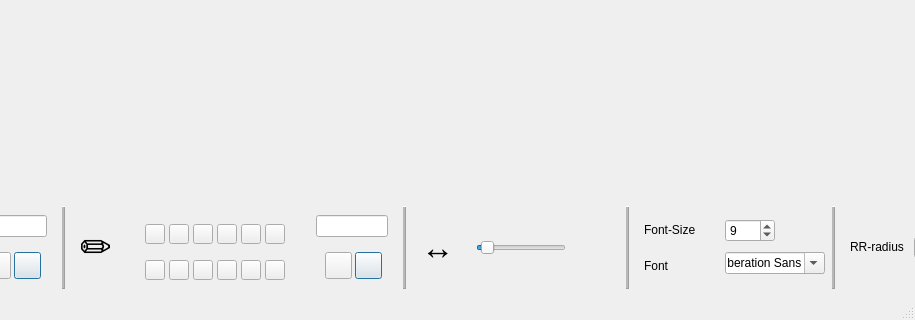
This is src/gui/implementation/mainwindow.ui in sir12321/Micro-Vector-Graphics-Editor as Qt 5 draws it before an edit; both pictures show x 385 to 1300 and y 466 to 786 of the 1300 by 786 pixel window. The edited form follows.
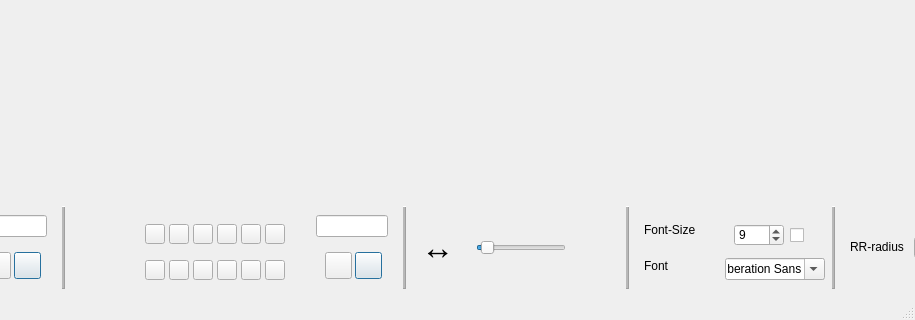
This is the edited form. Icons and pictures are not drawn.

The edit to the form file:
```diff
--- a/src/gui/implementation/mainwindow.ui
+++ b/src/gui/implementation/mainwindow.ui
@@ -575,14 +575,14 @@
          <widget class="QLabel" name="label_2">
           <property name="minimumSize">
            <size>
-            <width>30</width>
-            <height>0</height>
+            <width>25</width>
+            <height>25</height>
            </size>
           </property>
           <property name="maximumSize">
            <size>
-            <width>30</width>
-            <height>16777215</height>
+            <width>25</width>
+            <height>25</height>
            </size>
           </property>
           <property name="font">
@@ -591,7 +591,13 @@
            </font>
           </property>
           <property name="text">
-           <string>✏ </string>
+           <string/>
+          </property>
+          <property name="pixmap">
+           <pixmap resource="../../../resources/icons.qrc">:/icons/icons/marker.png</pixmap>
+          </property>
+          <property name="scaledContents">
+           <bool>true</bool>
           </property>
          </widget>
         </item>
@@ -1150,17 +1156,20 @@
        </property>
        <layout class="QVBoxLayout" name="verticalLayout_9">
         <item>
+         <widget class="QWidget" name="widget_18" native="true">
+          <layout class="QHBoxLayout" name="horizontalLayout_11">
+           <item>
          <widget class="QSpinBox" name="fontSizeSpinBox">
           <property name="minimumSize">
            <size>
             <width>50</width>
-            <height>0</height>
+               <height>22</height>
            </size>
           </property>
           <property name="maximumSize">
            <size>
             <width>50</width>
-            <height>16777215</height>
+               <height>22</height>
            </size>
           </property>
           <property name="minimum">
@@ -1175,6 +1184,28 @@
          </widget>
         </item>
         <item>
+            <widget class="QCheckBox" name="checkBox">
+             <property name="minimumSize">
+              <size>
+               <width>18</width>
+               <height>22</height>
+              </size>
+             </property>
+             <property name="text">
+              <string/>
+             </property>
+             <property name="iconSize">
+              <size>
+               <width>22</width>
+               <height>22</height>
+              </size>
+             </property>
+            </widget>
+           </item>
+          </layout>
+         </widget>
+        </item>
+        <item>
          <widget class="QFontComboBox" name="fontComboBox">
           <property name="minimumSize">
            <size>
```
Left out of the diff: 2 changed lines with no effect on the pictures. Lines whose indentation alone changed are shown as unchanged.
